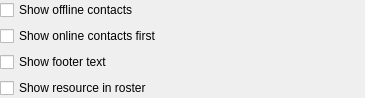
Old version of the form Vacuum/trunk/src/plugins/RostersView/rosteroptionswidget.ui in the repository vacuum-im/vacuum-im.
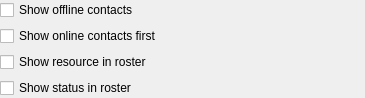
New version of the form.

Commit message: Добавлена возможность в качестве значения IndexLabel и FooterText указывать номер параметра индекса, откуда и будут браться значения. Добавлена возможность отображать статус контакта в ростере.

What changed in the file:
```diff
--- a/Vacuum/trunk/src/plugins/RostersView/rosteroptionswidget.ui
+++ b/Vacuum/trunk/src/plugins/RostersView/rosteroptionswidget.ui
@@ -6,7 +6,7 @@
     <x>0</x>
     <y>0</y>
     <width>365</width>
-    <height>90</height>
+    <height>94</height>
    </rect>
   </property>
   <property name="windowTitle" >
@@ -39,13 +39,6 @@
      </property>
     </widget>
    </item>
-   <item>
-    <widget class="QCheckBox" name="chbShowFooterText" >
-     <property name="text" >
-      <string>Show footer text</string>
-     </property>
-    </widget>
-   </item>
    <item>
     <widget class="QCheckBox" name="chbShowResource" >
      <property name="text" >
@@ -53,6 +46,13 @@
      </property>
     </widget>
    </item>
+   <item>
+    <widget class="QCheckBox" name="chbShowStatus" >
+     <property name="text" >
+      <string>Show status in roster</string>
+     </property>
+    </widget>
+   </item>
   </layout>
  </widget>
  <layoutdefault spacing="6" margin="11" />
```
Left out of the diff: 11 changed lines with no effect on the pictures. The commit also changes 12 other files.
